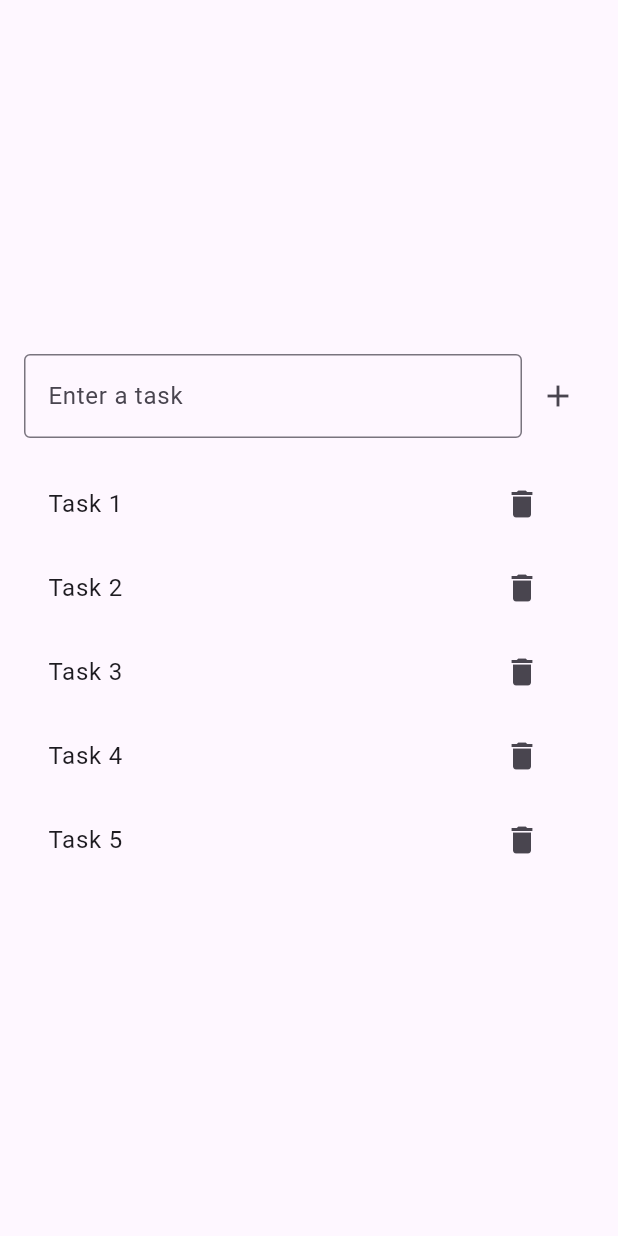
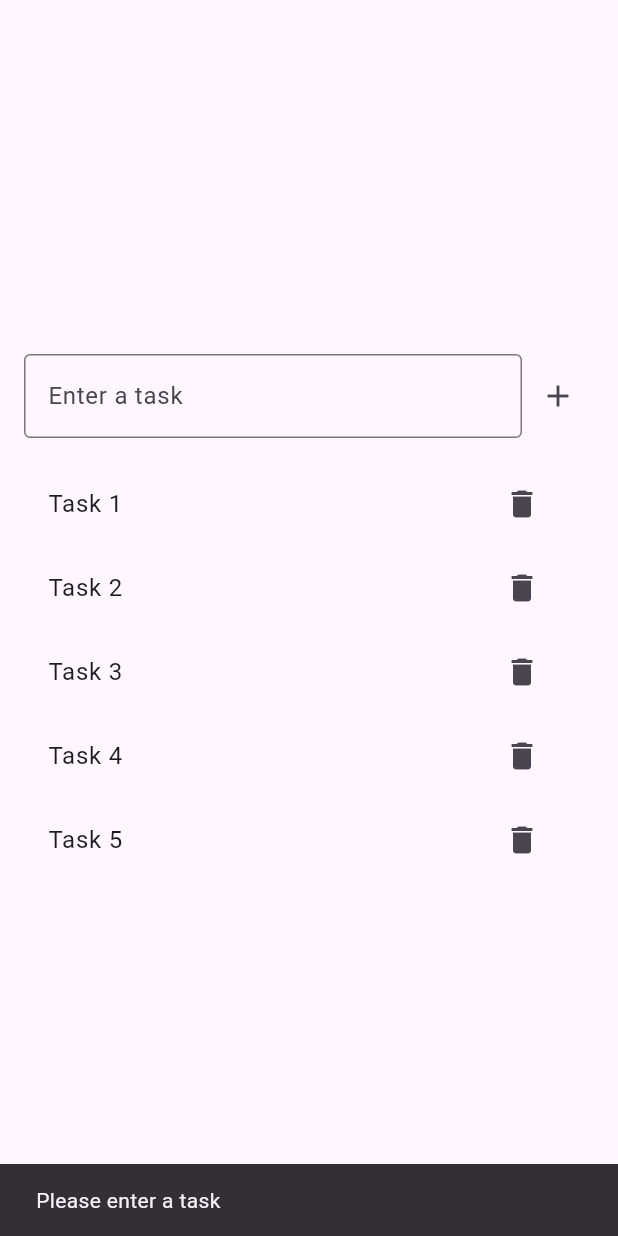
Before and after one commit to Sandun-Induranga/todo_list_using_cubit, a Flutter app: the screen it shows after launch, after a tap on the "add" icon, on a phone screen of 412 x 824 dp. Run offline on Flutter 3.47's test engine with Material 3 defaults, Android fonts, the phone set to English and light mode, and no system bars; our stand-ins replace flutter_bloc.

Commit message:
add task input functionality to HomeView with TodoCubit integration

```diff
--- a/lib/presentation/views/home_view.dart
+++ b/lib/presentation/views/home_view.dart
@@ -1,10 +1,15 @@
 import 'package:flutter/material.dart';
+import 'package:flutter_bloc/flutter_bloc.dart';
+import 'package:todo_list_cubit/cubit/todo_cubit.dart';
 
 class HomeView extends StatelessWidget {
   const HomeView({super.key});
 
   @override
   Widget build(BuildContext context) {
+
+    final TextEditingController _controller = TextEditingController();
+
     return Scaffold(
       body: Padding(
         padding: const EdgeInsets.all(16.0),
@@ -13,9 +18,10 @@ class HomeView extends StatelessWidget {
           children: [
             Row(
               children: [
-                const Expanded(
+                Expanded(
                   child: TextField(
-                    decoration: InputDecoration(
+                    controller: _controller,
+                    decoration: const InputDecoration(
                       labelText: 'Enter a task',
                       border: OutlineInputBorder(),
                     ),
@@ -24,7 +30,17 @@ class HomeView extends StatelessWidget {
                 IconButton(
                   icon: const Icon(Icons.add),
                   onPressed: () {
-                    // Add task
+                    final title = _controller.text;
+                    if (title.isNotEmpty) {
+                      context.read<TodoCubit>().addTodo(title);
+                      _controller.clear();
+                    }else{
+                      ScaffoldMessenger.of(context).showSnackBar(
+                        const SnackBar(
+                          content: Text('Please enter a task'),
+                        ),
+                      );
+                    }
                   },
                 ),
               ],
```
